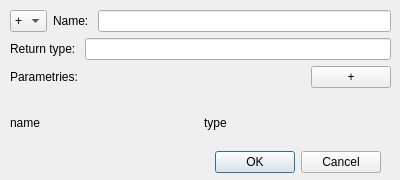
Qt form unreal/branches/listenersBranch/qrxml/kernelEditor/methodeditordialog.ui (qreal/qreal) before a commit.
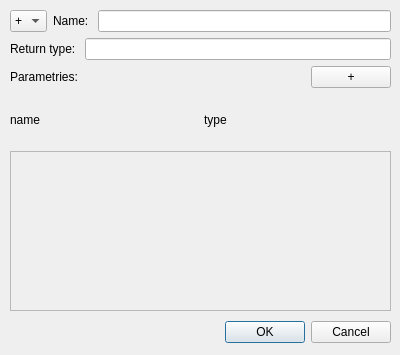
The same form after that commit.

What changed in the file:
```diff
--- a/unreal/branches/listenersBranch/qrxml/kernelEditor/methodeditordialog.ui
+++ b/unreal/branches/listenersBranch/qrxml/kernelEditor/methodeditordialog.ui
@@ -2,20 +2,35 @@
 <ui version="4.0">
  <class>MethodEditorDialog</class>
  <widget class="QDialog" name="MethodEditorDialog">
+  <property name="enabled">
+   <bool>true</bool>
+  </property>
   <property name="geometry">
    <rect>
     <x>0</x>
     <y>0</y>
     <width>400</width>
-    <height>180</height>
+    <height>355</height>
    </rect>
   </property>
   <property name="sizePolicy">
-   <sizepolicy hsizetype="Preferred" vsizetype="Preferred">
+   <sizepolicy hsizetype="Fixed" vsizetype="Fixed">
     <horstretch>0</horstretch>
     <verstretch>0</verstretch>
    </sizepolicy>
   </property>
+  <property name="minimumSize">
+   <size>
+    <width>400</width>
+    <height>355</height>
+   </size>
+  </property>
+  <property name="maximumSize">
+   <size>
+    <width>400</width>
+    <height>355</height>
+   </size>
+  </property>
   <property name="sizeIncrement">
    <size>
     <width>0</width>
@@ -40,13 +55,16 @@
      <x>10</x>
      <y>10</y>
      <width>381</width>
-     <height>141</height>
+     <height>301</height>
     </rect>
    </property>
-   <layout class="QVBoxLayout" name="verticalLayout_2" stretch="0,0">
+   <layout class="QVBoxLayout" name="verticalLayout_2" stretch="0,0,0">
     <property name="spacing">
      <number>-1</number>
     </property>
+    <property name="sizeConstraint">
+     <enum>QLayout::SetMinAndMaxSize</enum>
+    </property>
     <item>
      <layout class="QVBoxLayout" name="verticalLayout">
       <item>
@@ -146,13 +164,54 @@
       </item>
      </layout>
     </item>
+    <item>
+     <widget class="QScrollArea" name="parameterScrollArea">
+      <property name="sizePolicy">
+       <sizepolicy hsizetype="Expanding" vsizetype="Fixed">
+        <horstretch>0</horstretch>
+        <verstretch>160</verstretch>
+       </sizepolicy>
+      </property>
+      <property name="minimumSize">
+       <size>
+        <width>0</width>
+        <height>160</height>
+       </size>
+      </property>
+      <property name="maximumSize">
+       <size>
+        <width>16777215</width>
+        <height>160</height>
+       </size>
+      </property>
+      <property name="widgetResizable">
+       <bool>true</bool>
+      </property>
+      <widget class="QWidget" name="parameterScrollAreaWidgetContents">
+       <property name="geometry">
+        <rect>
+         <x>0</x>
+         <y>0</y>
+         <width>373</width>
+         <height>154</height>
+        </rect>
+       </property>
+       <property name="sizePolicy">
+        <sizepolicy hsizetype="Expanding" vsizetype="MinimumExpanding">
+         <horstretch>0</horstretch>
+         <verstretch>0</verstretch>
+        </sizepolicy>
+       </property>
+      </widget>
+     </widget>
+    </item>
    </layout>
   </widget>
   <widget class="QDialogButtonBox" name="buttonBox">
    <property name="geometry">
     <rect>
-     <x>200</x>
-     <y>150</y>
+     <x>210</x>
+     <y>320</y>
      <width>181</width>
      <height>25</height>
     </rect>
```
